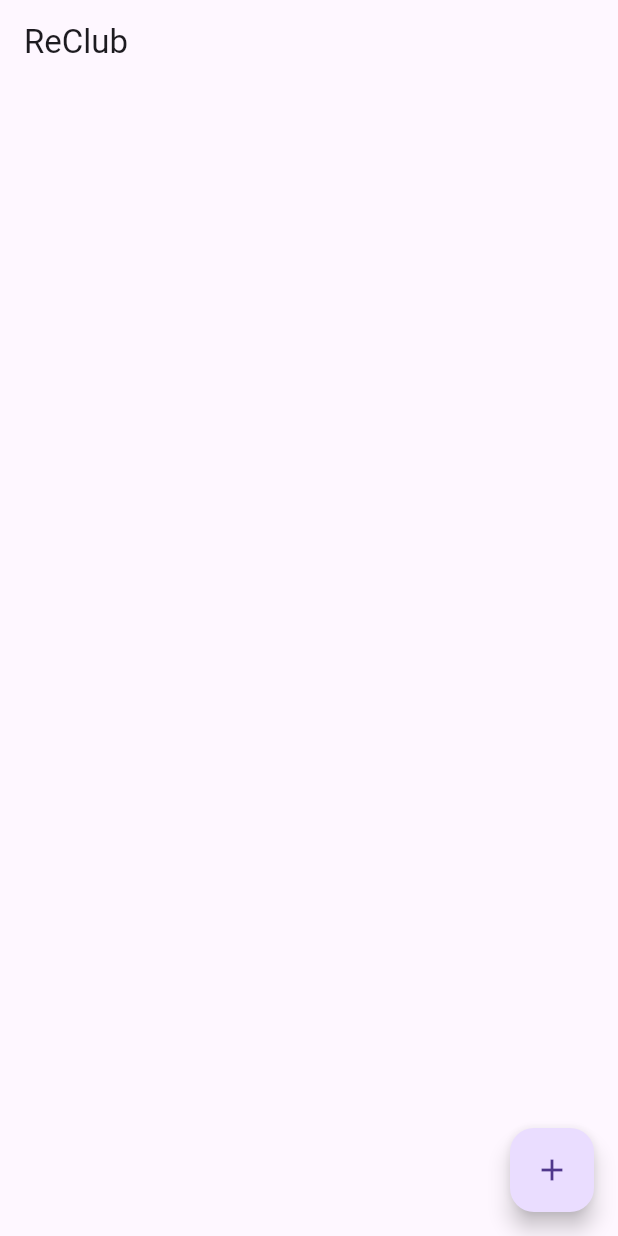
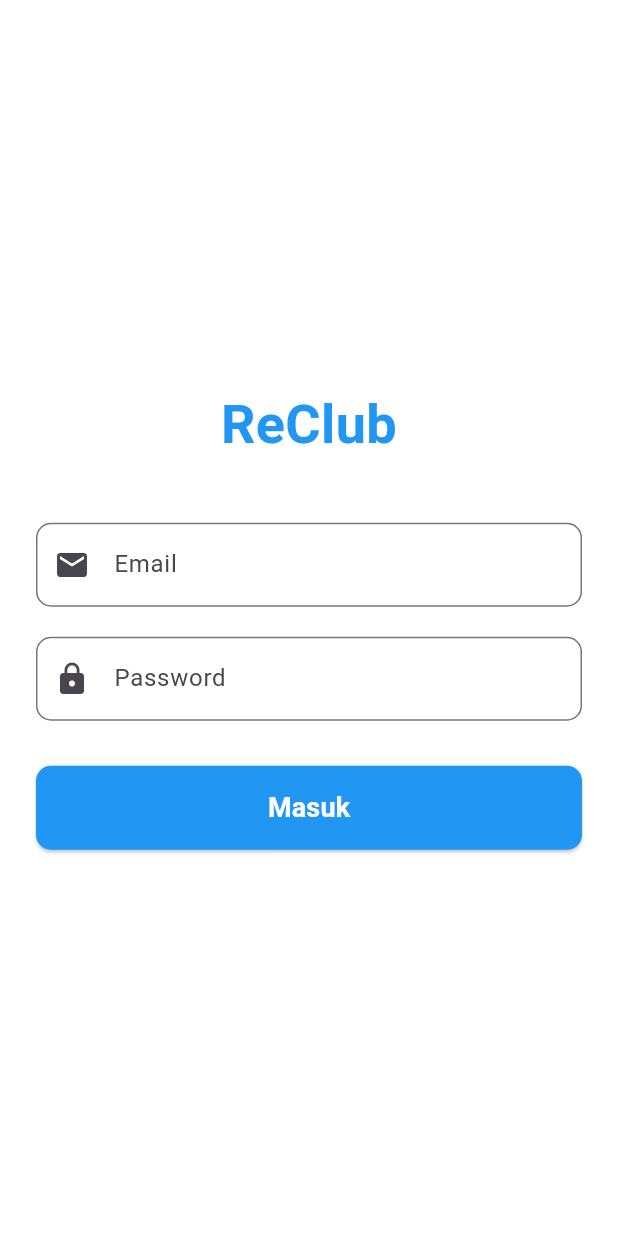
Before and after one commit to BryanDjong5/uts-mobprog, a Flutter app: the screen it shows after launch, on a phone screen of 412 x 824 dp. Run offline on Flutter 3.47's test engine with Material 3 defaults, Android fonts, the phone set to English and light mode, and no system bars.

Commit message:
Membuat kerangka awal halaman form login

```diff
--- a/lib/main.dart
+++ b/lib/main.dart
@@ -1,5 +1,5 @@
 import 'package:flutter/material.dart';
-import 'package:uts_mobprog/ListClub.dart';
+import 'screens/login_screen.dart';
 
 void main() {
   runApp(const Reclub());
@@ -8,12 +8,12 @@ void main() {
 class Reclub extends StatelessWidget {
   const Reclub({super.key});
 
-  // This widget is the root of your application.
   @override
   Widget build(BuildContext context) {
-    return MaterialApp(
+    return const MaterialApp(
       title: 'Reclub',
-      home: const ListClub(),
+      debugShowCheckedModeBanner: false,
+      home: LoginScreen(),
     );
   }
 }
--- /dev/null
+++ b/lib/screens/login_screen.dart
@@ -0,0 +1,76 @@
+import 'package:flutter/material.dart';
+
+class LoginScreen extends StatefulWidget {
+  const LoginScreen({super.key});
+
+  @override
+  State<LoginScreen> createState() => _LoginScreenState();
+}
+
+class _LoginScreenState extends State<LoginScreen> {
+  @override
+  Widget build(BuildContext context) {
+    return Scaffold(
+      backgroundColor: Colors.white,
+      body: Padding(
+        padding: const EdgeInsets.all(24.0),
+        child: Column(
+          mainAxisAlignment: MainAxisAlignment.center,
+          crossAxisAlignment: CrossAxisAlignment.stretch,
+          children: [
+            const Text(
+              'ReClub',
+              textAlign: TextAlign.center,
+              style: TextStyle(
+                fontSize: 36,
+                fontWeight: FontWeight.bold,
+                color: Colors.blue,
+              ),
+            ),
+            const SizedBox(height: 40),
+
+            TextField(
+              decoration: InputDecoration(
+                labelText: 'Email',
+                border: OutlineInputBorder(
+                  borderRadius: BorderRadius.circular(10),
+                ),
+                prefixIcon: const Icon(Icons.email),
+              ),
+            ),
+            const SizedBox(height: 20),
+
+            TextField(
+              obscureText: true,
+              decoration: InputDecoration(
+                labelText: 'Password',
+                border: OutlineInputBorder(
+                  borderRadius: BorderRadius.circular(10),
+                ),
+                prefixIcon: const Icon(Icons.lock),
+              ),
+            ),
+            const SizedBox(height: 30),
+
+            ElevatedButton(
+              onPressed: () {
+              },
+              style: ElevatedButton.styleFrom(
+                padding: const EdgeInsets.symmetric(vertical: 15),
+                backgroundColor: Colors.blue,
+                foregroundColor: Colors.white,
+                shape: RoundedRectangleBorder(
+                  borderRadius: BorderRadius.circular(10),
+                ),
+              ),
+              child: const Text(
+                'Masuk',
+                style: TextStyle(fontSize: 18, fontWeight: FontWeight.bold),
+              ),
+            ),
+          ],
+        ),
+      ),
+    );
+  }
+}
```
